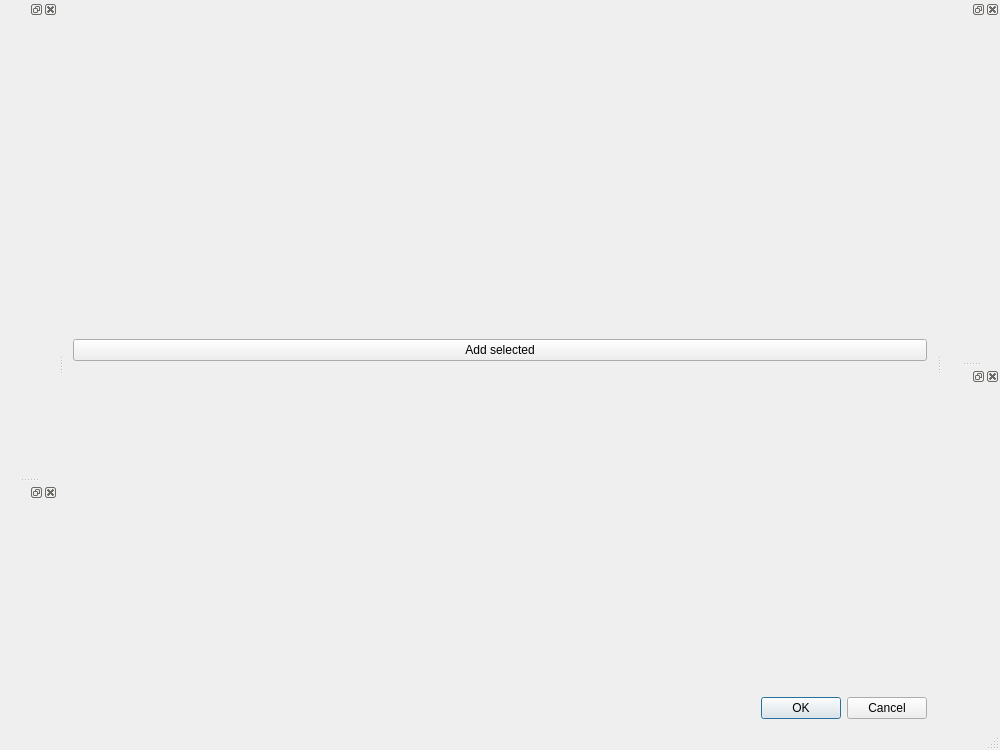
Before: the Qt Designer form src/gui/desktop/ui/photos_add_dialog.ui in Kicer86/photobroom, drawn with Qt 5.
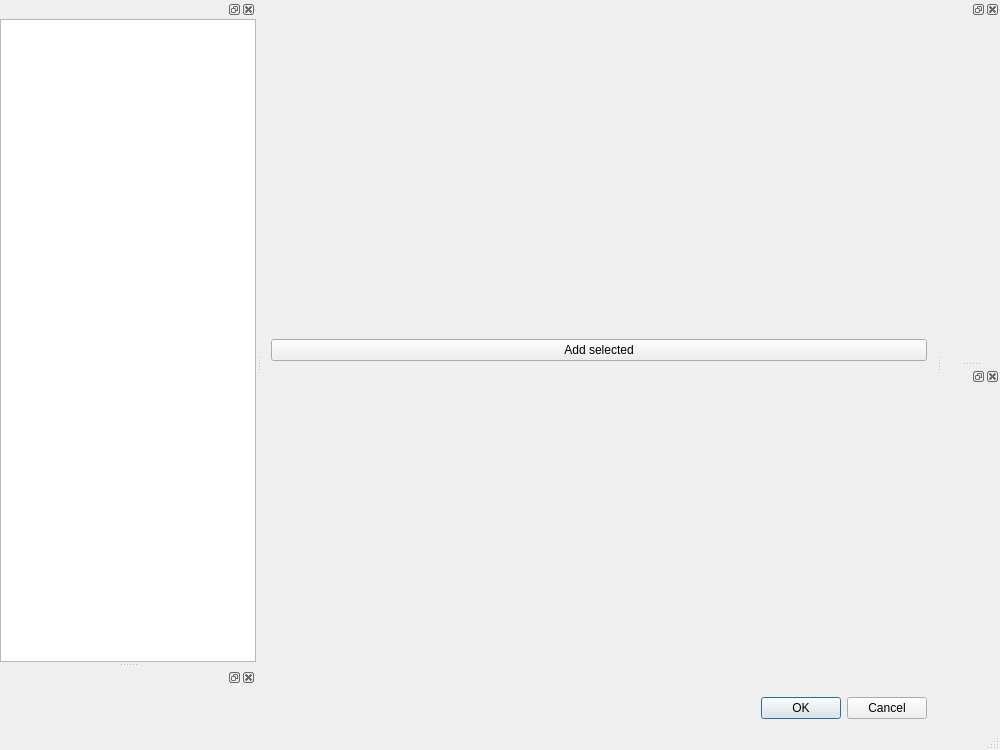
After: the same form once the commit is applied. Custom widgets are drawn as their Qt base class.

Commit message: gui: ui: PhotosAddDialog: defining left docks

Diff of the .ui file:
```diff
--- a/src/gui/desktop/ui/photos_add_dialog.ui
+++ b/src/gui/desktop/ui/photos_add_dialog.ui
@@ -74,7 +74,7 @@
    <attribute name="dockWidgetArea">
     <number>1</number>
    </attribute>
-   <widget class="QWidget" name="browseTree">
+   <widget class="QTreeView" name="browseTree">
     <layout class="QHBoxLayout" name="horizontalLayout"/>
    </widget>
   </widget>
```
Left out of the diff: 2 changed lines with no effect on the pictures.
